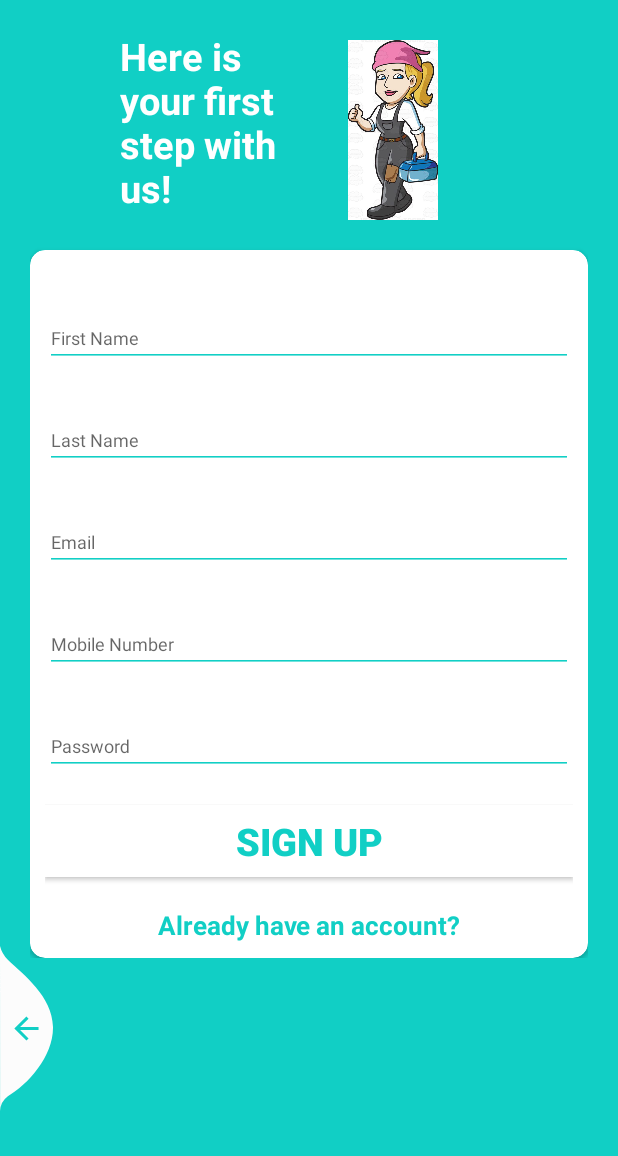
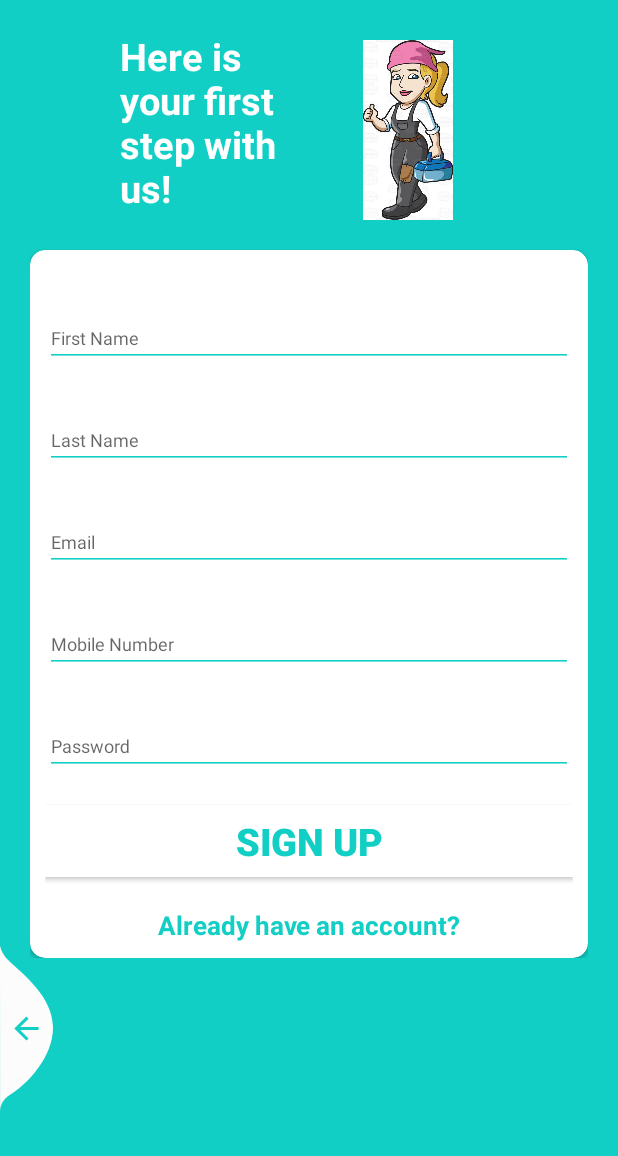
Before and after one commit to JoanWaweru/MakanikApp, an Android app: the RegisterActivity screen opened directly, with no data from a screen before it, on a phone screen of 412 x 824 dp, the part 80-1236 px from its top. Run offline under Robolectric (Android 15) with nearby library versions, the phone set to English and light mode, and no system bars; our stand-ins replace Firebase (no records; nobody signed in at launch, a user with empty details on screens opened directly); plain views replace CircularProgressButton.

Commit message:
Style changes

```diff
--- a/app/src/main/res/layout/activity_register.xml
+++ b/app/src/main/res/layout/activity_register.xml
@@ -57,7 +57,7 @@
                     android:layout_alignParentTop="true"
                     android:layout_alignParentRight="true"
                     android:src="@drawable/mechanic_register"
-                    android:layout_marginRight="70dp"
+                    android:layout_marginRight="60dp"
                     android:layout_marginTop="10dp"/>
             </RelativeLayout>
 
```
